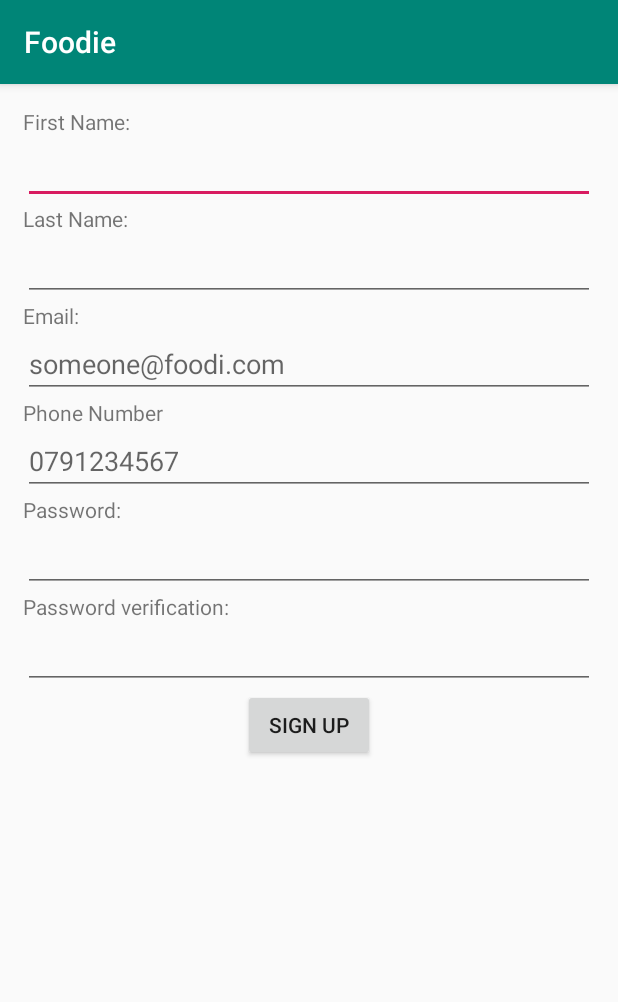
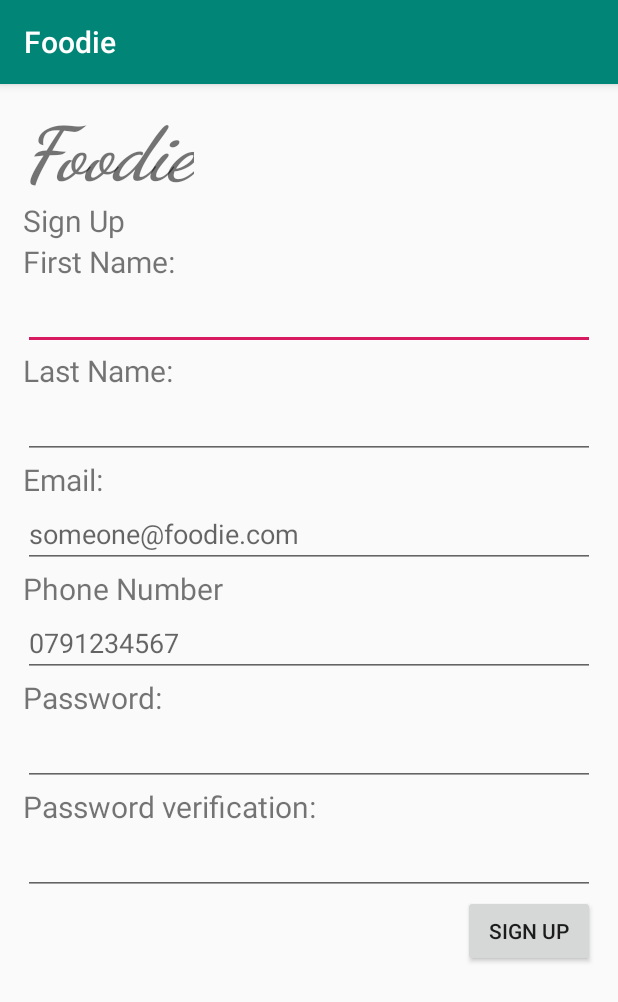
Before and after one commit to hamzajbr40/Foodie, an Android app: the SignUpActivity screen opened directly, with no data from a screen before it, on a phone screen of 412 x 824 dp. Shown: the top 1002 px of the screen. Run offline under Robolectric (Android 15) with nearby library versions, the phone set to English and light mode, and no system bars.

Commit message:
Edit in login and sign up design

```diff
--- a/app/src/main/java/com/dev40/foodie/LoginActivity.java
+++ b/app/src/main/java/com/dev40/foodie/LoginActivity.java
@@ -2,6 +2,8 @@ package com.dev40.foodie;
 
 import android.support.v7.app.AppCompatActivity;
 import android.os.Bundle;
+import android.view.View;
+import android.widget.Toast;
 
 public class LoginActivity extends AppCompatActivity {
 
@@ -10,4 +12,8 @@ public class LoginActivity extends AppCompatActivity {
         super.onCreate(savedInstanceState);
         setContentView(R.layout.activity_login);
     }
+
+    public void login(View view) {
+        Toast.makeText(this,"Coming Soon", Toast.LENGTH_LONG).show();
+    }
 }
--- a/app/src/main/java/com/dev40/foodie/SignUpActivity.java
+++ b/app/src/main/java/com/dev40/foodie/SignUpActivity.java
@@ -2,6 +2,8 @@ package com.dev40.foodie;
 
 import android.support.v7.app.AppCompatActivity;
 import android.os.Bundle;
+import android.view.View;
+import android.widget.Toast;
 
 public class SignUpActivity extends AppCompatActivity {
 
@@ -10,4 +12,8 @@ public class SignUpActivity extends AppCompatActivity {
         super.onCreate(savedInstanceState);
         setContentView(R.layout.activity_sign_up);
     }
+
+    public void signUp(View view) {
+        Toast.makeText(this,"Coming Soon", Toast.LENGTH_LONG).show();
+    }
 }
--- a/app/src/main/res/layout/activity_sign_up.xml
+++ b/app/src/main/res/layout/activity_sign_up.xml
@@ -1,5 +1,5 @@
 <?xml version="1.0" encoding="utf-8"?>
-<LinearLayout xmlns:android="http://schemas.android.com/apk/res/android"
+<ScrollView xmlns:android="http://schemas.android.com/apk/res/android"
     xmlns:app="http://schemas.android.com/apk/res-auto"
     xmlns:tools="http://schemas.android.com/tools"
     android:layout_width="match_parent"
@@ -7,11 +7,29 @@
     android:orientation="vertical"
     android:layout_margin="15sp"
     tools:context=".SignUpActivity">
+    <LinearLayout
+        android:layout_width="match_parent"
+        android:layout_height="match_parent"
+        android:orientation="vertical">
+        <TextView
+            android:layout_width="wrap_content"
+            android:layout_height="wrap_content"
+            android:text="@string/app_name"
+            android:textSize="50dp"
+            android:fontFamily="cursive"
+            android:textStyle="bold|italic" />
+        <TextView
+            android:layout_width="wrap_content"
+            android:layout_height="wrap_content"
+            android:text="Sign Up"
+            android:textSize="20dp"
 
+            />
     <TextView
         android:layout_width="wrap_content"
         android:layout_height="wrap_content"
-        android:text="First Name:" />
+        android:text="First Name:"
+        android:textSize="20dp"/>
 
     <EditText
         android:id="@+id/firstName"
@@ -21,28 +39,32 @@
     <TextView
         android:layout_width="wrap_content"
         android:layout_height="wrap_content"
-        android:text="Last Name:" />
+        android:text="Last Name:"
+        android:textSize="20dp"/>
 
     <EditText
         android:id="@+id/lastName"
         android:layout_width="match_parent"
-        android:layout_height="wrap_content" />
+        android:layout_height="wrap_content"
+        />
 
     <TextView
         android:layout_width="wrap_content"
         android:layout_height="wrap_content"
-        android:text="Email:" />
+        android:text="Email:"
+        android:textSize="20dp"/>
 
     <EditText
         android:id="@+id/emailAddress"
         android:layout_width="match_parent"
         android:layout_height="wrap_content"
-        android:hint="someone@foodi.com" />
+        android:hint="someone@foodie.com" />
 
     <TextView
         android:layout_width="wrap_content"
         android:layout_height="wrap_content"
-        android:text="Phone Number" />
+        android:text="Phone Number"
+        android:textSize="20dp"/>
 
     <EditText
         android:id="@+id/phoneNumber"
@@ -53,7 +75,8 @@
     <TextView
         android:layout_width="wrap_content"
         android:layout_height="wrap_content"
-        android:text="Password:" />
+        android:text="Password:"
+        android:textSize="20dp"/>
 
     <EditText
         android:id="@+id/password"
@@ -64,7 +87,8 @@
     <TextView
         android:layout_width="wrap_content"
         android:layout_height="wrap_content"
-        android:text="Password verification:" />
+        android:text="Password verification:"
+        android:textSize="20dp"/>
 
     <EditText
         android:id="@+id/passwordVerification"
@@ -76,8 +100,8 @@
         android:layout_width="wrap_content"
         android:layout_height="wrap_content"
         android:text="Sign Up"
-        android:layout_gravity="center" />
-
-
+        android:layout_gravity="right"
+        android:onClick="signUp" />
 
 </LinearLayout>
+</ScrollView>
```
Also changed, not shown: app/src/main/res/layout/activity_login.xml (+16 -1 lines).
